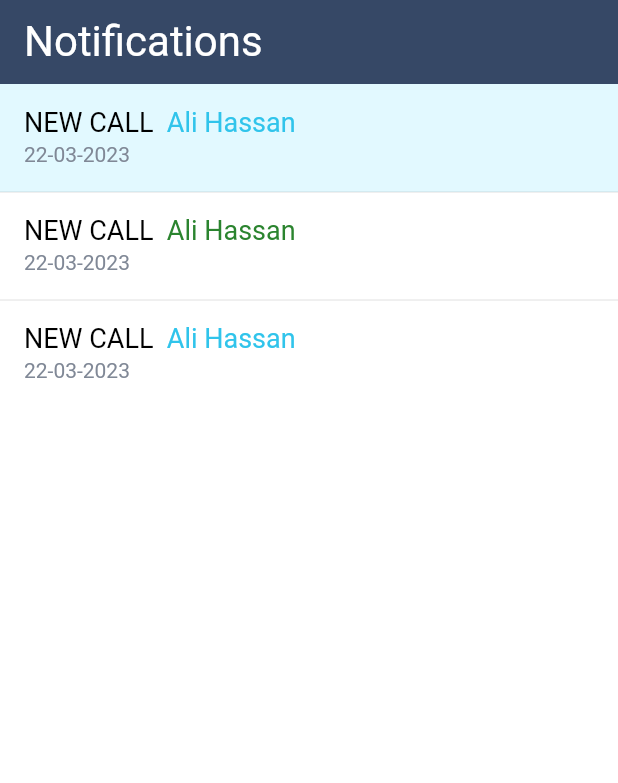
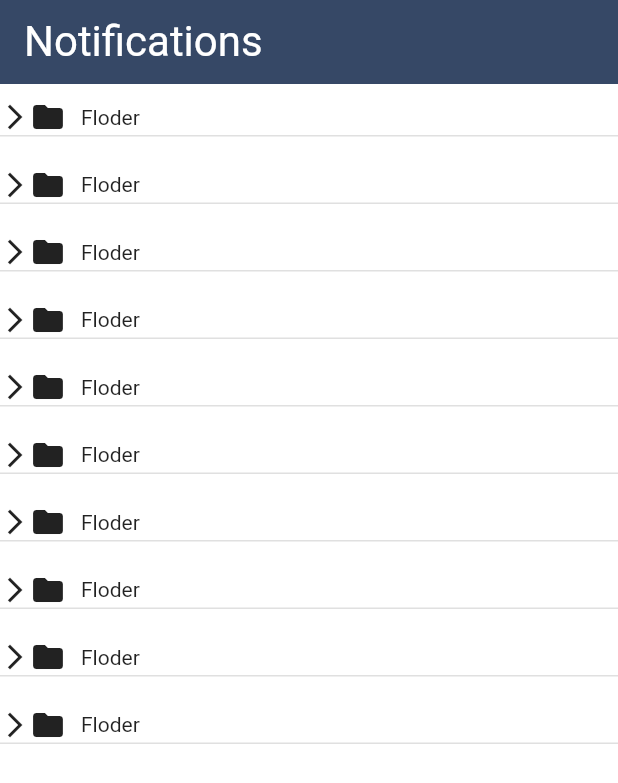
Before and after one commit to HarshsSharma/rc_ali, a Flutter app: the NotificationsView screen opened directly, on a phone screen of 412 x 824 dp. Shown: the top 783 px of the screen. Run offline on Flutter 3.47's test engine with Material 2 defaults, Android fonts, the phone set to English and light mode, and no system bars; our stand-ins replace flutter_slidable, internet_connection_checker.

Commit message:
added time tracking view

```diff
--- a/phone_log/lib/controller/layout_view_model.dart
+++ b/phone_log/lib/controller/layout_view_model.dart
@@ -11,7 +11,7 @@ class LayoutViewModel extends ChangeNotifier {
   List<Widget> layoutViews = [
     const CallsLogView(),
     const ContactsView(),
-    const NotificationsView(),
+    NotificationsView(),
     const SettingsView(),
   ];
   int currentLayoutIndex = 0;
@@ -40,6 +40,7 @@ class LayoutViewModel extends ChangeNotifier {
 
   void toggleSelectioMode() {
     callsLogSelectionMode = !callsLogSelectionMode;
+    selected = 1;
     notifyListeners();
   }
 
@@ -47,4 +48,15 @@ class LayoutViewModel extends ChangeNotifier {
     hasConnection = await InternetConnectionChecker().hasConnection;
     notifyListeners();
   }
+
+  int selected = 0;
+  void increaseSelected() {
+    selected += 1;
+    notifyListeners();
+  }
+
+  void decreaseSelected() {
+    selected -= 1;
+    notifyListeners();
+  }
 }
--- /dev/null
+++ b/phone_log/lib/core/components/list_view_section.dart
@@ -0,0 +1,104 @@
+import 'package:flutter/material.dart';
+
+class ListViewSection extends StatelessWidget {
+  final Widget Function(BuildContext, int) separatorBuilder;
+  final Section Function(BuildContext, int) listItem;
+  final int listLength;
+
+  const ListViewSection({
+    super.key,
+    required this.separatorBuilder,
+    required this.listLength,
+    required this.listItem,
+  });
+
+  @override
+  Widget build(BuildContext context) {
+    return ListView.separated(
+        itemBuilder: (context, index) {
+          return listItem(context, index);
+        },
+        separatorBuilder: separatorBuilder,
+        itemCount: listLength);
+  }
+}
+
+class Section extends StatefulWidget {
+  final List<Widget> children;
+  final double? height;
+  final double? width;
+  final Color? backgroundColor;
+  final EdgeInsetsGeometry? padding;
+  final Widget collapseIcon;
+  final Widget expandedIcon;
+  final Widget child;
+  final ValueChanged? oChanged;
+
+  const Section(
+      {super.key,
+      required this.children,
+      this.height,
+      this.width,
+      this.backgroundColor,
+      this.padding,
+      required this.child,
+      required this.collapseIcon,
+      required this.expandedIcon,
+      this.oChanged});
+
+  @override
+  State<Section> createState() => _SectionState();
+}
+
+class _SectionState extends State<Section> {
+  bool isOpen = false;
+  @override
+  Widget build(BuildContext context) {
+    return Container(
+      padding: widget.padding,
+      height: widget.height,
+      width: widget.width,
+      color: widget.backgroundColor,
+      child: Column(
+        children: [
+          InkWell(
+            onTap: () {
+              if (widget.oChanged != null) {
+                widget.oChanged!(!isOpen);
+              }
+              setState(() {
+                isOpen = !isOpen;
+              });
+            },
+            child: Row(
+              children: [
+                if (isOpen) widget.expandedIcon else widget.collapseIcon,
+                widget.child,
+              ],
+            ),
+          ),
+          const Divider(
+            height: 1,
+            thickness: 1,
+          ),
+          if (isOpen)
+            ...widget.children
+                .map((e) => Padding(
+                      padding: const EdgeInsets.only(left: 30),
+                      child: Column(
+                        children: [
+                          e,
+                          if (e.runtimeType != Section)
+                            const Divider(
+                              height: 1,
+                              thickness: 1,
+                            )
+                        ],
+                      ),
+                    ))
+                .toList()
+        ],
+      ),
+    );
+  }
+}
--- a/phone_log/lib/core/components/list_view_selection.dart
+++ b/phone_log/lib/core/components/list_view_selection.dart
@@ -81,8 +81,8 @@ class _ListViewSelectionState extends State<ListViewSelection> {
                 } else {
                   _selectedIndices.add(index);
                   setState(() {});
-                  if (widget.afterUnSelect != null) {
-                    widget.afterUnSelect!(index);
+                  if (widget.afterSelect != null) {
+                    widget.afterSelect!(index);
                   }
                 }
               } else {
--- /dev/null
+++ b/phone_log/lib/individual_pages/time_tracking/controller/time_tracking_controller.dart
@@ -0,0 +1,165 @@
+import 'package:flutter/material.dart';
+
+import '../model/time_tracking_model.dart';
+
+class TimeTrackingViewModel extends ChangeNotifier {
+  int dateSelected = DateTime.now().weekday;
+  List<DateTime> getTheWeekDayes(DateTime d) {
+    List<DateTime> dates = [];
+    final start = d.subtract(Duration(days: d.weekday - 1));
+    for (int i = 0; i < 7; i++) {
+      dates.add(start.add(Duration(days: i)));
+    }
+    return dates;
+  }
+
+  List<List<TimeEntity>> items = [
+    [
+      TimeEntity(
+        'Task Name',
+        Project('Project Name', Colors.yellow),
+        'note ' * 5,
+        TimeOfDay.now(),
+        const TimeOfDay(hour: 17, minute: 30),
+      ),
+      TimeEntity(
+        'Task Name',
+        Project('Project Name', Colors.black),
+        'note ' * 5,
+        const TimeOfDay(hour: 8, minute: 30),
+        const TimeOfDay(hour: 9, minute: 30),
+      ),
+      TimeEntity(
+        'Task Name',
+        Project('Project Name', Colors.green),
+        'note ' * 5,
+        const TimeOfDay(hour: 12, minute: 30),
+        const TimeOfDay(hour: 14, minute: 0),
+      ),
+      TimeEntity(
+        'Task Name',
+        Project('Project Name', Colors.red),
+        'note ' * 5,
+        const TimeOfDay(hour: 20, minute: 0),
+        const TimeOfDay(hour: 21, minute: 30),
+      )
+    ],
+    [
+      TimeEntity(
+        'Task Name',
+        Project('Project Name', Colors.yellow),
+        'note ' * 5,
+        const TimeOfDay(hour: 16, minute: 30),
+        const TimeOfDay(hour: 17, minute: 30),
+      ),
+      TimeEntity(
+        'Task Name New',
+        Project('Project Name New', Colors.purple),
+        'note ' * 5,
+        const TimeOfDay(hour: 2, minute: 0),
+        const TimeOfDay(hour: 3, minute: 0),
+      ),
+      TimeEntity(
+        'Task Name',
+        Project('Project Name', Colors.green),
+        'note ' * 5,
+        const TimeOfDay(hour: 12, minute: 30),
+        const TimeOfDay(hour: 14, minute: 30),
+      ),
+      TimeEntity(
+        'Task Name',
+        Project('Project Name', Colors.red),
+        'note ' * 5,
+        const TimeOfDay(hour: 6, minute: 30),
+        const TimeOfDay(hour: 8, minute: 0),
+      ),
+      TimeEntity(
+        'Task Name',
+        Project('Project Name', Colors.green),
+        'note ' * 5,
+        const TimeOfDay(hour: 20, minute: 0),
+        const TimeOfDay(hour: 21, minute: 30),
+      )
+    ],
+    [
+      TimeEntity(
+        'Task Name',
+        Project('Project Name', Colors.red),
+        'note ' * 5,
+        const TimeOfDay(hour: 0, minute: 0),
+        const TimeOfDay(hour: 0, minute: 30),
+      ),
+      TimeEntity(
+        'Task Name New',
+        Project('Project Name New', Colors.purple),
+        'note ' * 5,
+        const TimeOfDay(hour: 2, minute: 0),
+        const TimeOfDay(hour: 3, minute: 0),
+      ),
+      TimeEntity(
+        'Task Name',
+        Project('Project Name', Colors.yellow),
+        'note ' * 5,
+        const TimeOfDay(hour: 4, minute: 30),
+        const TimeOfDay(hour: 5, minute: 30),
+      ),
+      TimeEntity(
+        'Task Name',
+        Project('Project Name', Colors.green),
+        'note ' * 5,
+        const TimeOfDay(hour: 9, minute: 30),
+        const TimeOfDay(hour: 11, minute: 0),
+      ),
+      TimeEntity(
+        'Task Name',
+        Project('Project Name', Colors.black),
+        'note ' * 5,
+        const TimeOfDay(hour: 15, minute: 0),
+        const TimeOfDay(hour: 16, minute: 30),
+      )
+    ],
+    [
+      TimeEntity(
+        'Task Name',
+        Project('Project Name', Colors.green),
+        'note ' * 5,
+        TimeOfDay.now(),
+        const TimeOfDay(hour: 17, minute: 30),
+      ),
+      TimeEntity(
+        'Task Name',
+        Project('Project Name', Colors.yellow),
+        'note ' * 5,
+        const TimeOfDay(hour: 8, minute: 30),
+        const TimeOfDay(hour: 9, minute: 30),
+      ),
+      TimeEntity(
+        'Task Name',
+        Project('Project Name', Colors.red),
+        'note ' * 5,
+        const TimeOfDay(hour: 12, minute: 30),
+        const TimeOfDay(hour: 14, minute: 0),
+      ),
+      TimeEntity(
+        'Task Name',
+        Project('Project Name', Colors.black),
+        'note ' * 5,
+        const TimeOfDay(hour: 20, minute: 0),
+        const TimeOfDay(hour: 21, minute: 30),
+      )
+    ],
+  ];
+
+  void selectDay(int index) {
+    dateSelected = index;
+    notifyListeners();
+  }
+
+  bool isToday(day) {
+    return DateTime(day.year, day.month, day.day)
+            .difference(DateTime(
+                DateTime.now().year, DateTime.now().month, DateTime.now().day))
+            .inDays ==
+        0;
+  }
+}
--- /dev/null
+++ b/phone_log/lib/individual_pages/time_tracking/model/time_tracking_model.dart
@@ -0,0 +1,18 @@
+import 'package:flutter/material.dart';
+
+class TimeEntity {
+  final String taskName;
+  final Project project;
+  final String note;
+  final TimeOfDay start;
+  final TimeOfDay end;
+
+  TimeEntity(this.taskName, this.project, this.note, this.start, this.end);
+}
+
+class Project {
+  final String name;
+  final Color color;
+
+  Project(this.name, this.color);
+}
--- a/phone_log/lib/view/pages/layout_views/notifications_view.dart
+++ b/phone_log/lib/view/pages/layout_views/notifications_view.dart
@@ -1,7 +1,7 @@
 import 'package:flutter/material.dart';
+import 'package:phone_log/core/components/list_view_section.dart';
 import 'package:phone_log/core/constant/app_colors.dart';
 import 'package:phone_log/model/notification_model.dart';
-import 'package:phone_log/view/widget/notification_item.dart';
 
 class NotificationsView extends StatelessWidget {
   const NotificationsView({super.key});
@@ -22,14 +22,83 @@ class NotificationsView extends StatelessWidget {
                 color: AppColors.white),
           ),
         ),
-      body: ListView.separated(
-        itemBuilder: (context, index) => NotificationItem(
-          notification: notifications[index],
+        body: ListViewSection(
+          separatorBuilder: (p0, p1) => const SizedBox(),
+          listLength: 10,
+          listItem: (p0, p1) => Section(
+              padding: const EdgeInsets.symmetric(vertical: 10),
+              children: List.generate(
+                  3,
+                  (index) => Section(
+                      oChanged: (v) {},
+                      padding: const EdgeInsets.symmetric(vertical: 5),
+                      children: List.generate(
+                          3,
+                          (index) => Row(
+                                mainAxisAlignment: MainAxisAlignment.start,
+                                children: [
+                                  Text('Item $index'),
+                                ],
+                              )),
+                      child: Row(
+                        children: const [
+                          Icon(Icons.folder),
+                          SizedBox(width: 10),
+                          Text('Floder'),
+                        ],
                       ),
-        separatorBuilder: (context, index) => const Divider(
-          height: 0,
+                      collapseIcon: const Icon(
+                        Icons.arrow_forward_ios,
+                        size: 20,
                       ),
-        itemCount: notifications.length,
+                      expandedIcon: const Icon(Icons.arrow_drop_down_sharp))),
+              child: Row(
+                children: const [
+                  Icon(
+                    Icons.folder,
+                  ),
+                  SizedBox(width: 10),
+                  Text('Floder'),
+                ],
+              ),
+              collapseIcon: const Icon(
+                Icons.arrow_forward_ios,
+                size: 20,
+              ),
+              expandedIcon: const Icon(Icons.arrow_drop_down_sharp)),
+          // body: ListView.separated(
+          //   itemBuilder: (context, index) => NotificationItem(
+          //     notification: notifications[index],
+          //   ),
+          //   separatorBuilder: (context, index) => const Divider(
+          //     height: 0,
+          //   ),
+          //   itemCount: notifications.length,
+          // ),
+        ));
+  }
+}
+
+class NotificationItem extends StatelessWidget {
+  final NotificationModel notification;
+  const NotificationItem({super.key, required this.notification});
+
+  @override
+  Widget build(BuildContext context) {
+    return ListTile(
+      tileColor: notification.read ? AppColors.white : AppColors.lightGreen2,
+      title: RichText(
+          text: TextSpan(
+              text: notification.staus.toUpperCase(),
+              style: const TextStyle(color: AppColors.black, fontSize: 18),
+              children: [
+            TextSpan(
+                text: '  ${notification.name}',
+                style: TextStyle(color: notification.color)),
+          ])),
+      subtitle: Text(
+        notification.date,
+        style: const TextStyle(fontSize: 14, color: AppColors.darkGrey),
       ),
     );
   }
--- a/phone_log/lib/view/pages/notifications_preferences.dart
+++ b/phone_log/lib/view/pages/notifications_preferences.dart
@@ -59,9 +59,7 @@ class NotificationsPreferences extends StatelessWidget {
             .map((e) => NotificationSwitch(
                   title: e,
                   value: false,
-                  onChanged: (bool value) {
-                    print(value);
-                  },
+                  onChanged: (bool value) {},
                 ))
             .toList()
       ]),
--- a/phone_log/lib/view/widget/notification_item.dart
+++ /dev/null
@@ -1,28 +0,0 @@
-import 'package:flutter/material.dart';
-import 'package:phone_log/core/constant/app_colors.dart';
-import 'package:phone_log/model/notification_model.dart';
-
-class NotificationItem extends StatelessWidget {
-  final NotificationModel notification;
-  const NotificationItem({super.key, required this.notification});
-
-  @override
-  Widget build(BuildContext context) {
-    return ListTile(
-      tileColor: notification.read ? AppColors.white : AppColors.lightGreen2,
-      title: RichText(
-          text: TextSpan(
-              text: notification.staus.toUpperCase(),
-              style: const TextStyle(color: AppColors.black, fontSize: 18),
-              children: [
-            TextSpan(
-                text: '  ${notification.name}',
-                style: TextStyle(color: notification.color)),
-          ])),
-      subtitle: Text(
-        notification.date,
-        style: const TextStyle(fontSize: 14, color: AppColors.darkGrey),
-      ),
-    );
-  }
-}
```
Also changed, not shown: phone_log/lib/individual_pages/time_tracking/view/time_tracking.dart (added, +211 -0 lines), phone_log/lib/main.dart (+11 -1 lines), phone_log/lib/view/pages/layout_views/calls_log_view.dart (+11 -2 lines). Lines whose indentation alone changed are shown as unchanged.
